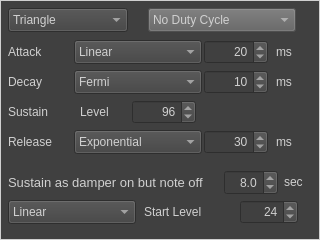
Qt form qt/PitchTimbreFrameForm.ui (Gaiger/ChiptuneMIDI) before a commit.
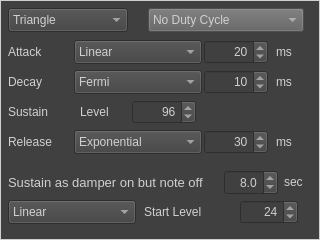
The same form after that commit.

Commit message:
gui: show 12.5 instead of 125 in duty cycle combo box
Previously the combo box displayed 125,
which could confuse users. It now shows 12.5 for clarity.

```diff
--- a/qt/PitchTimbreFrameForm.ui
+++ b/qt/PitchTimbreFrameForm.ui
@@ -73,7 +73,7 @@
     <rect>
      <x>148</x>
      <y>8</y>
-     <width>148</width>
+     <width>156</width>
      <height>24</height>
     </rect>
    </property>
```
Left out of the diff: 2 changed lines with no effect on the pictures.
